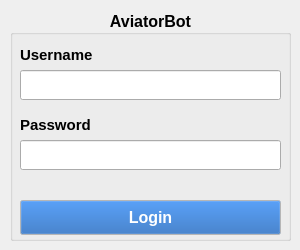
The window that apps/gui/resources/ui/login.ui (bikerlfh/crashbot) describes before a commit, drawn with Qt 5.
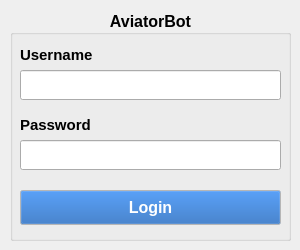
The same window after the commit.

```diff
--- a/apps/gui/resources/ui/login.ui
+++ b/apps/gui/resources/ui/login.ui
@@ -37,7 +37,6 @@
    <property name="font">
     <font>
      <pointsize>12</pointsize>
-     <weight>75</weight>
      <bold>true</bold>
     </font>
    </property>
@@ -126,7 +125,7 @@
     <property name="geometry">
      <rect>
       <x>10</x>
-      <y>190</y>
+      <y>180</y>
       <width>261</width>
       <height>35</height>
      </rect>
@@ -577,7 +576,6 @@
      <font>
       <family>Ubuntu</family>
       <pointsize>12</pointsize>
-      <weight>75</weight>
       <bold>true</bold>
       <underline>false</underline>
       <strikeout>false</strikeout>
```
Left out of the diff: 2 changed lines with no effect on the pictures.
